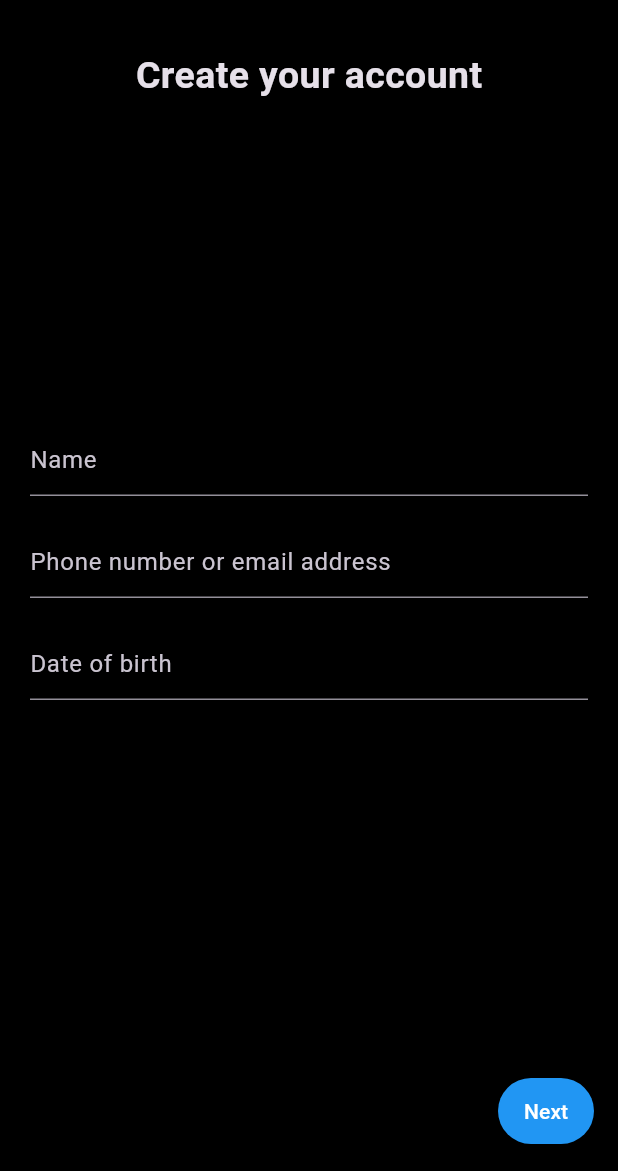
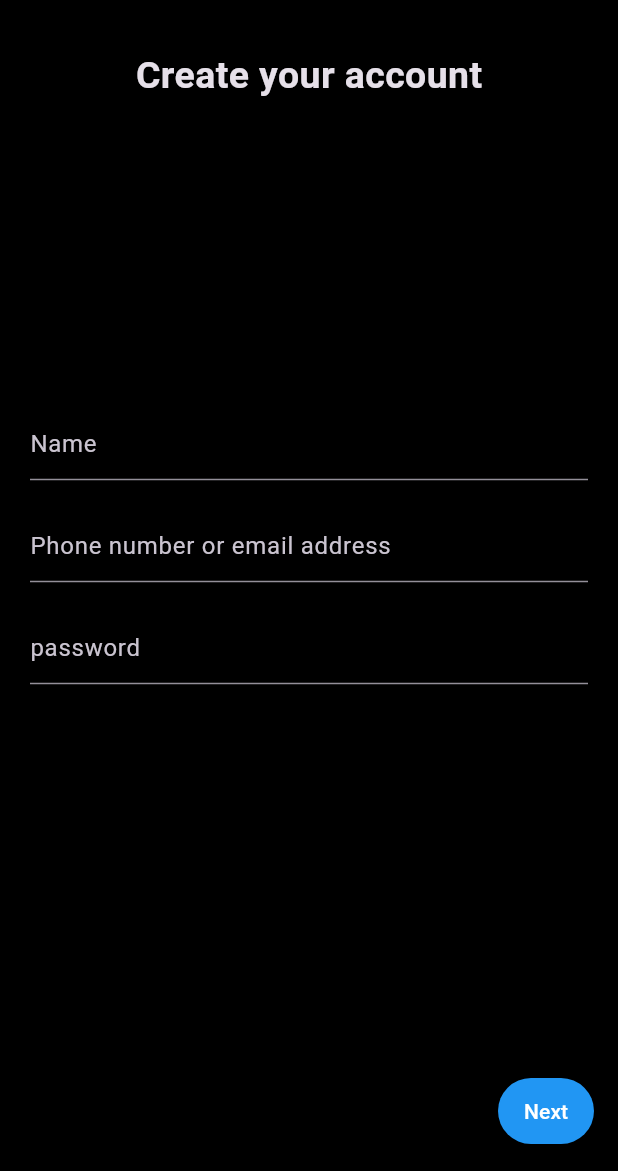
Before and after one commit to duarte896/Twitter-Flutter, a Flutter app: the screen it shows after launch, after a tap on "Create account", on a phone screen of 412 x 824 dp, the part 65-1236 px from its top. Run offline on Flutter 3.47's test engine with Material 3 defaults, Android fonts, the phone set to English and light mode, and no system bars; our stand-ins replace firebase_auth, firebase_core, flutter_svg; accounts and stored records are empty.

```diff
--- a/lib/constants/ui_constants.dart
+++ b/lib/constants/ui_constants.dart
@@ -39,6 +39,7 @@ class UIConstants {
 
   static AppBar loginHomeNav() {
     return AppBar(
+      automaticallyImplyLeading: false,
       title: Column(
         children: [
           SvgPicture.asset(
@@ -55,6 +56,7 @@ class UIConstants {
 
   static AppBar homeNav() {
     return AppBar(
+      iconTheme: IconThemeData(color: Colors.blue),
       title: Column(
         children: [
           SvgPicture.asset(
--- /dev/null
+++ b/lib/features/auth/auth.dart
@@ -0,0 +1,35 @@
+import 'package:firebase_auth/firebase_auth.dart';
+import 'package:flutter/material.dart';
+import 'package:twitter/features/view/home.dart';
+
+class Auth {
+  final FirebaseAuth _firebaseAuth = FirebaseAuth.instance;
+
+  User? get currentUser => _firebaseAuth.currentUser;
+
+  Stream<User?> get authStateChanges => _firebaseAuth.authStateChanges();
+
+  Future<void> signInWithEmailAndPassword({
+    required String email,
+    required String password,
+  }) async {
+    await _firebaseAuth.signInWithEmailAndPassword(
+      email: email,
+      password: password,
+    );
+  }
+
+  Future<void> createUserWithEmailAndPassword({
+    required String email,
+    required String password,
+  }) async {
+    await _firebaseAuth.createUserWithEmailAndPassword(
+      email: email,
+      password: password,
+    );
+  }
+
+  Future<void> signOut() async {
+    await _firebaseAuth.signOut();
+  }
+}
--- a/lib/features/auth/view/register.dart
+++ /dev/null
@@ -1,91 +0,0 @@
-import 'package:flutter/material.dart';
-import 'package:twitter/constants/ui_constants.dart';
-
-class Register extends StatefulWidget {
-  const Register({super.key});
-
-  @override
-  State<Register> createState() => RegisterState();
-}
-
-class RegisterState extends State<Register> {
-  @override
-  Widget build(BuildContext context) {
-    return Scaffold(
-        appBar: UIConstants.registerNav(),
-        body: Container(
-            padding: EdgeInsets.all(20.0),
-            child: Column(
-              children: [
-                Text(
-                  'Create your account',
-                  style: TextStyle(
-                    fontWeight: FontWeight.bold,
-                    fontSize: 25,
-                  ),
-                ),
-                Expanded(
-                    child: Center(
-                  child: Column(
-                      mainAxisAlignment: MainAxisAlignment.center,
-                      children: [
-                        Padding(
-                          padding: EdgeInsets.symmetric(vertical: 10),
-                          child: TextFormField(
-                            decoration: InputDecoration(
-                              hintText: 'Name',
-                              focusedBorder: UnderlineInputBorder(
-                                borderSide: BorderSide(color: Colors.blue),
-                              ),
-                            ),
-                          ),
-                        ),
-                        Padding(
-                          padding: EdgeInsets.symmetric(vertical: 10),
-                          child: TextFormField(
-                            decoration: InputDecoration(
-                              hintText: 'Phone number or email address',
-                              focusedBorder: UnderlineInputBorder(
-                                borderSide: BorderSide(color: Colors.blue),
-                              ),
-                            ),
-                          ),
-                        ),
-                        Padding(
-                          padding: EdgeInsets.symmetric(vertical: 10),
-                          child: TextFormField(
-                            decoration: InputDecoration(
-                              hintText: 'Date of birth',
-                              focusedBorder: UnderlineInputBorder(
-                                borderSide: BorderSide(color: Colors.blue),
-                              ),
-                            ),
-                          ),
-                        ),
-                      ]),
-                ))
-              ],
-            )),
-        bottomNavigationBar: BottomAppBar(
-            color: Colors.black,
-            child: Row(
-              children: [
-                Spacer(),
-                ElevatedButton(
-                  onPressed: () {
-                    print('Button tapped!');
-                  },
-                  style: ElevatedButton.styleFrom(
-                    backgroundColor: Colors.blue,
-                    foregroundColor: Colors.white,
-                    shape: RoundedRectangleBorder(
-                      borderRadius: BorderRadius.circular(30),
-                    ),
-                    padding: EdgeInsets.symmetric(horizontal: 16, vertical: 12),
-                  ),
-                  child: Text('Next'),
-                ),
-              ],
-            )));
-  }
-}
--- /dev/null
+++ b/lib/features/auth/widget_tree.dart
@@ -0,0 +1,28 @@
+import 'dart:math';
+
+import 'package:twitter/features/auth/auth.dart';
+import 'package:twitter/features/view/home.dart';
+import 'package:twitter/features/view/login_home.dart';
+import 'package:flutter/material.dart';
+
+class WidgetTree extends StatefulWidget {
+  const WidgetTree({super.key});
+
+  @override
+  State<WidgetTree> createState() => WidgetTreeState();
+}
+
+class WidgetTreeState extends State<WidgetTree> {
+  @override
+  Widget build(BuildContext context) {
+    return StreamBuilder(
+        stream: Auth().authStateChanges,
+        builder: (context, snapshot) {
+          if (snapshot.hasData) {
+            return Home();
+          } else {
+            return LoginHome();
+          }
+        });
+  }
+}
--- /dev/null
+++ b/lib/features/view/register.dart
@@ -0,0 +1,110 @@
+import 'package:flutter/material.dart';
+import 'package:twitter/constants/ui_constants.dart';
+import 'package:firebase_auth/firebase_auth.dart';
+import 'package:twitter/features/auth/auth.dart';
+import 'package:twitter/features/view/home.dart';
+
+class Register extends StatefulWidget {
+  const Register({super.key});
+
+  @override
+  State<Register> createState() => RegisterState();
+}
+
+class RegisterState extends State<Register> {
+  String? errorMessage = '';
+  bool isLogin = true;
+
+  final TextEditingController _controllerName = TextEditingController();
+  final TextEditingController _controllerEmail = TextEditingController();
+  final TextEditingController _controllerPassword = TextEditingController();
+
+  Future<void> createUserWithEmailAndPassword() async {
+    try {
+      await Auth().createUserWithEmailAndPassword(
+        email: _controllerEmail.text,
+        password: _controllerPassword.text,
+      );
+    } on FirebaseAuthException catch (error) {
+      setState(() {
+        errorMessage = error.message;
+      });
+    }
+  }
+
+  Widget _entryField(
+    String title,
+    TextEditingController controller,
+  ) {
+    return TextField(
+      controller: controller,
+      decoration: InputDecoration(
+        hintText: title,
+        focusedBorder: UnderlineInputBorder(
+          borderSide: BorderSide(color: Colors.blue),
+        ),
+      ),
+    );
+  }
+
+  Widget _errorMessage() {
+    return Text(errorMessage == '' ? '' : '$errorMessage');
+  }
+
+  Widget _submitButtom() {
+    return ElevatedButton(
+        onPressed: createUserWithEmailAndPassword,
+        style: ElevatedButton.styleFrom(
+          backgroundColor: Colors.blue,
+          foregroundColor: Colors.white,
+          shape: RoundedRectangleBorder(
+            borderRadius: BorderRadius.circular(30),
+          ),
+          padding: EdgeInsets.symmetric(horizontal: 16, vertical: 12),
+        ),
+        child: Text('Next'));
+  }
+
+  @override
+  Widget build(BuildContext context) {
+    return Scaffold(
+        appBar: UIConstants.registerNav(),
+        body: Container(
+            padding: EdgeInsets.all(20.0),
+            child: Column(
+              children: [
+                Text(
+                  'Create your account',
+                  style: TextStyle(
+                    fontWeight: FontWeight.bold,
+                    fontSize: 25,
+                  ),
+                ),
+                Expanded(
+                    child: Center(
+                  child: Column(
+                      mainAxisAlignment: MainAxisAlignment.center,
+                      children: [
+                        Padding(
+                            padding: EdgeInsets.symmetric(vertical: 10),
+                            child: _entryField('Name', _controllerName)),
+                        Padding(
+                            padding: EdgeInsets.symmetric(vertical: 10),
+                            child: _entryField('Phone number or email address',
+                                _controllerEmail)),
+                        Padding(
+                            padding: EdgeInsets.symmetric(vertical: 10),
+                            child:
+                                _entryField('password', _controllerPassword)),
+                        _errorMessage()
+                      ]),
+                ))
+              ],
+            )),
+        bottomNavigationBar: BottomAppBar(
+            color: Colors.black,
+            child: Row(
+              children: [Spacer(), _submitButtom()],
+            )));
+  }
+}
--- a/lib/main.dart
+++ b/lib/main.dart
@@ -1,12 +1,16 @@
 import 'package:flutter/material.dart';
-import 'package:twitter/features/auth/view/home.dart';
-import 'package:twitter/features/auth/view/login_email.dart';
-import 'package:twitter/features/auth/view/login_home.dart';
-import 'package:twitter/features/auth/view/login_password.dart';
-import 'package:twitter/features/auth/view/register.dart';
+import 'package:twitter/features/view/home.dart';
+import 'package:twitter/features/view/login_email.dart';
+import 'package:twitter/features/view/login_home.dart';
+import 'package:twitter/features/view/login_password.dart';
+import 'package:twitter/features/view/register.dart';
 import 'package:twitter/theme/app_theme.dart';
+import 'package:twitter/features/auth/widget_tree.dart';
+import 'package:firebase_core/firebase_core.dart';
 
-void main() {
+Future<void> main() async {
+  WidgetsFlutterBinding.ensureInitialized();
+  await Firebase.initializeApp();
   runApp(const MyApp());
 }
 
@@ -18,14 +22,15 @@ class MyApp extends StatelessWidget {
     return MaterialApp(
       title: 'Twitter',
       theme: AppTheme.theme,
-      initialRoute: '/',
+      //initialRoute: '/',
       routes: {
-        "/": (context) => const LoginHome(),
+        "/homeLogin": (context) => const LoginHome(),
         "/firstLogin": (context) => const LoginEmail(),
         "/secondLogin": (context) => const LoginPassword(),
         "/register": (context) => const Register(),
         "/home": (context) => const Home()
       },
+      home: const WidgetTree(),
     );
   }
 }
--- a/pubspec.yaml
+++ b/pubspec.yaml
@@ -6,7 +6,7 @@ publish_to: "none" # Remove this line if you wish to publish to pub.dev
 version: 0.0.1+1
 
 environment:
-  sdk: ">=2.19.4 <4.0.0"
+  sdk: ">=3.0.0 <4.0.0"
 
 dependencies:
   flutter:
@@ -17,6 +17,8 @@ dependencies:
   http: ^1.1.2
   svg_flutter: ^0.0.1
   flutter_svg: ^2.0.9
+  firebase_core: ^2.24.2
+  firebase_auth: ^4.16.0
 
 dev_dependencies:
   flutter_test:
```
Also changed, not shown: lib/features/auth/view/login_email.dart (deleted, +0 -65 lines), lib/features/view/home.dart (renamed from lib/features/auth/view/home.dart, +75 -1 lines), lib/features/view/login_email.dart (added, +101 -0 lines), lib/features/view/tweet.dart (added, +53 -0 lines), lib/features/view/login_home.dart (renamed from lib/features/auth/view/login_home.dart), lib/features/view/login_password.dart (renamed from lib/features/auth/view/login_password.dart), pubspec.lock, 12 other files.
